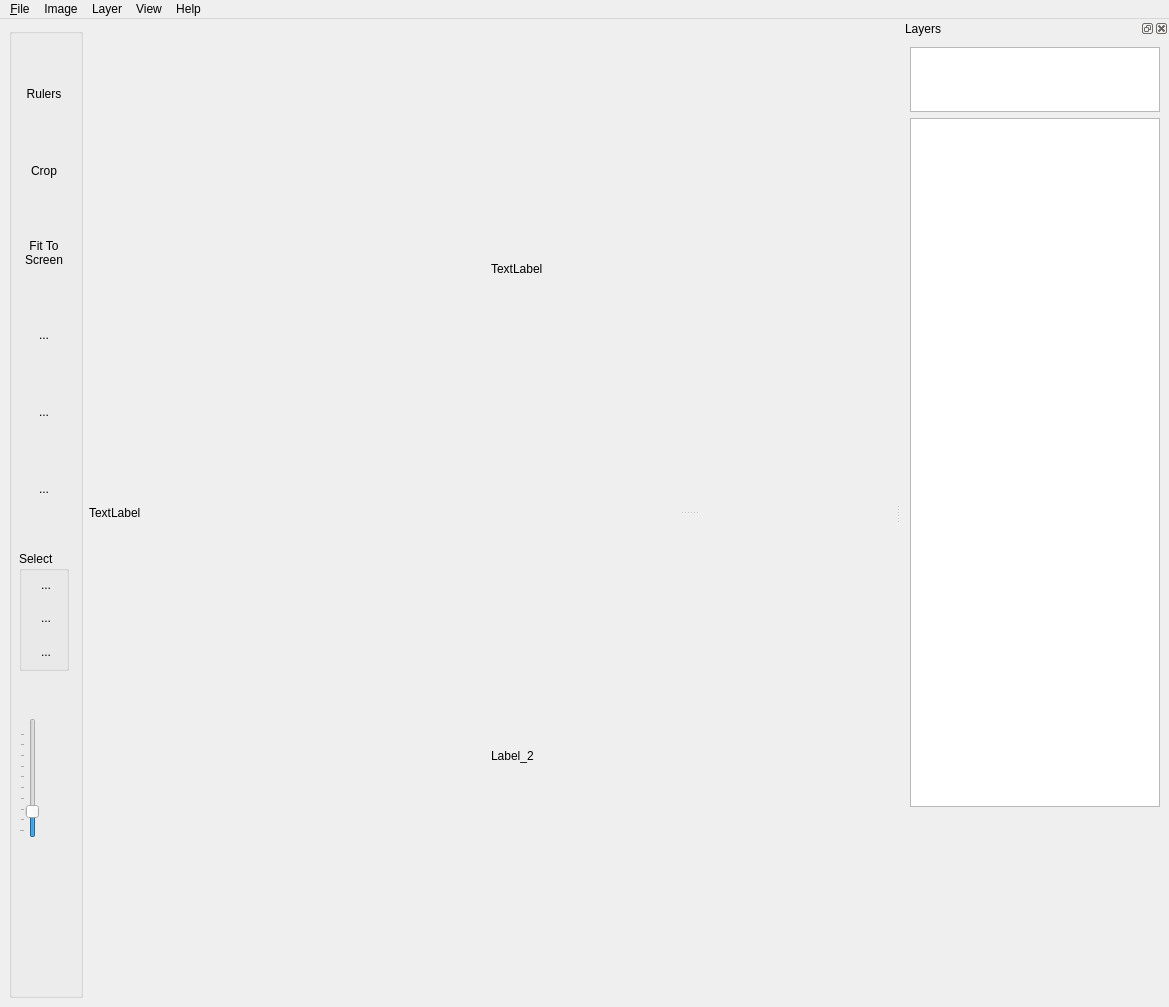
Above: bLUe.ui from bvirxx/bLUe_PYSIDE before the change. Below: the same form after it.
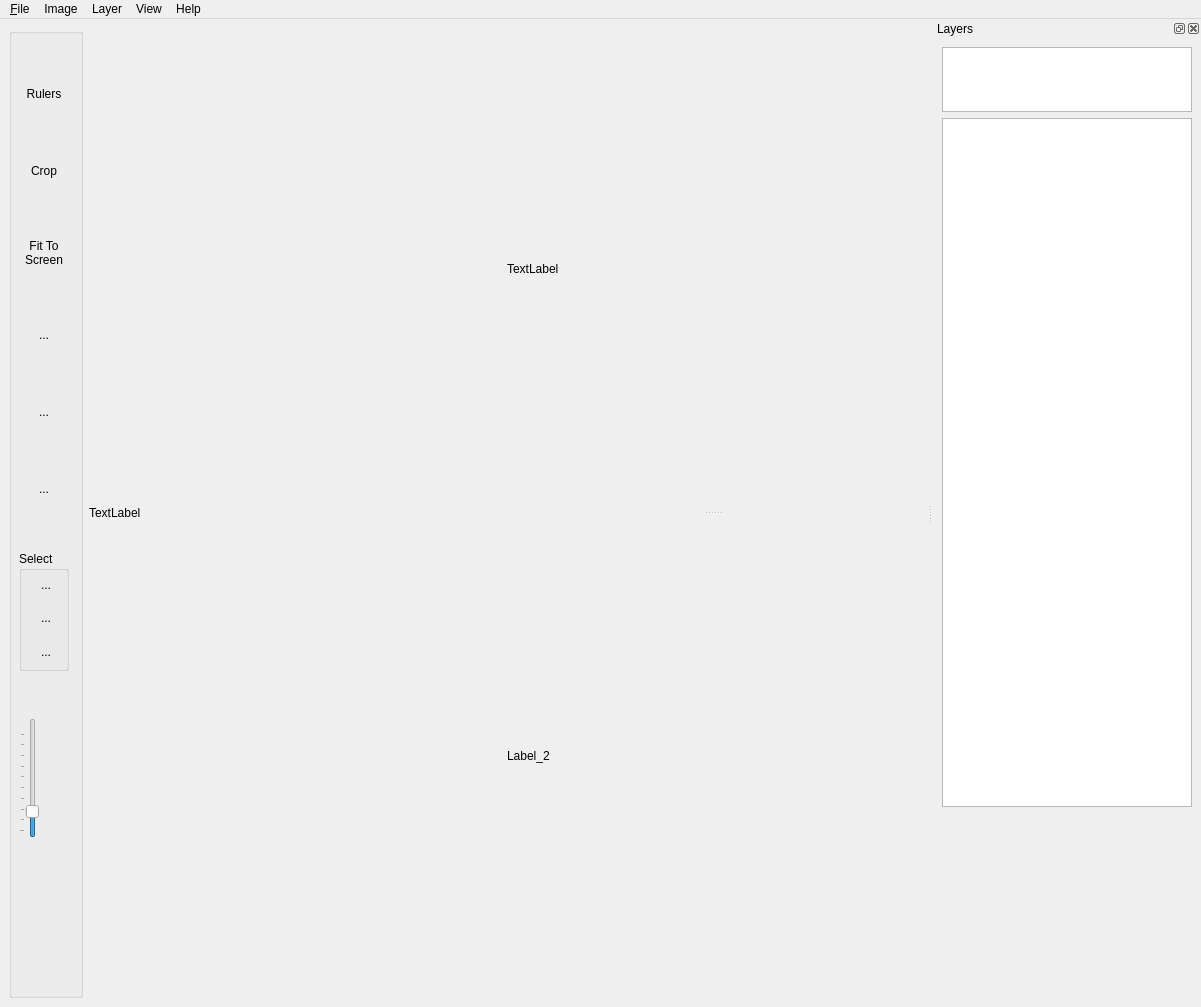
That is the form after the change. Icons and pictures are not drawn. Custom widgets are drawn as their Qt base class.

Commit message: Fixed eyeDRopper button settings

```diff
--- a/bLUe.ui
+++ b/bLUe.ui
@@ -6,7 +6,7 @@
    <rect>
     <x>0</x>
     <y>0</y>
-    <width>1169</width>
+    <width>1201</width>
     <height>1007</height>
    </rect>
   </property>
@@ -645,7 +645,7 @@
     <rect>
      <x>0</x>
      <y>0</y>
-     <width>1169</width>
+     <width>1201</width>
      <height>26</height>
     </rect>
    </property>
```
Left out of the diff: 6 changed lines with no effect on the pictures. The commit also changes 2 other files.
